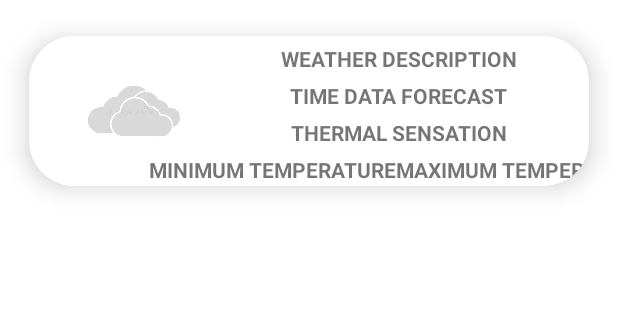
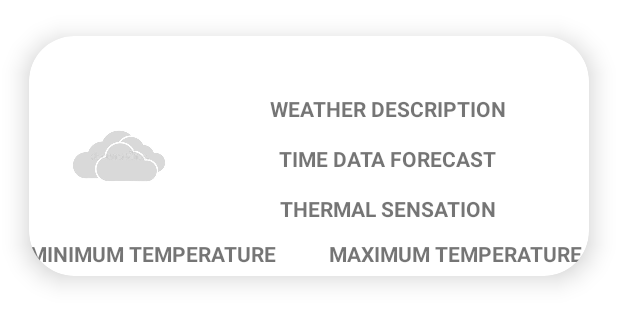
Before and after one commit to FranciscoGaraventa/weather_app, an Android app: the layout weather_card_item.xml on its own in the app's theme, with its tools: preview values and no code run, on a phone screen of 412 x 824 dp. Shown: the top 324 px of the screen. Run offline under Robolectric (Android 15) with nearby library versions, the phone set to English and light mode, and no system bars; network calls fail.

Commit message:
Implemented forecast extended information
When a card is pressed then it shows a FragmentDialog with all the
information of forecast to that day.
Activity shows five cards corresponding to first our (00:00) of every
forecast day.
Fixing comments:
* Removed a listener interface and added a function callback to
  WeatherAdapter.
* Unified text view styles.

```diff
--- a/app/src/main/java/com.example.weatherapp/activity/WeatherActivity.kt
+++ b/app/src/main/java/com.example.weatherapp/activity/WeatherActivity.kt
@@ -10,6 +10,7 @@ import com.example.weatherapp.data.services.WeatherService
 import com.example.weatherapp.mvp.presenter.WeatherPresenter
 import com.example.weatherapp.data.services.builder.WeatherRequestBuilder
 import com.example.weatherapp.databinding.WeatherMainBinding
+import com.example.weatherapp.utils.getForecastDate
 
 class WeatherActivity : AppCompatActivity() {
 
@@ -27,4 +28,8 @@ class WeatherActivity : AppCompatActivity() {
         presenter.getForecast()
     }
 
+    fun onCardPressed(date: String) {
+        presenter.onForecastPressed(date.getForecastDate())
+    }
+
 }
--- a/app/src/main/java/com.example.weatherapp/utils/Constants.kt
+++ b/app/src/main/java/com.example.weatherapp/utils/Constants.kt
@@ -3,4 +3,5 @@ package com.example.weatherapp.utils
 object Constants {
     const val API_PATTERN = "yyyy-MM-dd HH:mm:ss"
     const val APP_PATTERN = "EEE, MM/dd HH:mm"
+    const val WHITE_SPACE = " "
 }
--- a/app/src/main/java/com.example.weatherapp/utils/Extensions.kt
+++ b/app/src/main/java/com.example.weatherapp/utils/Extensions.kt
@@ -7,6 +7,8 @@ import android.widget.ImageView
 import androidx.annotation.LayoutRes
 import com.bumptech.glide.Glide
 import com.bumptech.glide.request.RequestOptions
+import com.bumptech.glide.request.ResourceCallback
+import com.example.weatherapp.utils.Constants.WHITE_SPACE
 
 fun ImageView.loadUrl(url: String, requestOption: RequestOptions) {
     Glide.with(context)
@@ -18,3 +20,7 @@ fun ImageView.loadUrl(url: String, requestOption: RequestOptions) {
 fun ViewGroup.inflate(@LayoutRes layoutRes: Int, attachToRoot: Boolean = true): View =
     LayoutInflater.from(context)
         .inflate(layoutRes, this, attachToRoot)
+
+fun String.getForecastDate(): String{
+    return this.substringAfter(WHITE_SPACE).substringBefore(WHITE_SPACE)
+}
--- a/app/src/main/res/layout/weather_card_item.xml
+++ b/app/src/main/res/layout/weather_card_item.xml
@@ -1,6 +1,7 @@
 <?xml version="1.0" encoding="utf-8"?>
 <androidx.cardview.widget.CardView xmlns:android="http://schemas.android.com/apk/res/android"
     xmlns:app="http://schemas.android.com/apk/res-auto"
+    xmlns:tools="http://schemas.android.com/tools"
     android:id="@+id/card_item"
     android:layout_width="match_parent"
     android:layout_height="wrap_content"
@@ -18,7 +19,7 @@
             android:id="@+id/weather_image_view"
             android:layout_width="@dimen/width_image_view_xbig"
             android:layout_height="@dimen/height_image_view_xbig"
-            android:layout_marginLeft="@dimen/margin_left_image_view_normal"
+            android:layout_marginStart="@dimen/image_view_margin_start_xsmall"
             app:layout_constraintBottom_toBottomOf="parent"
             app:layout_constraintStart_toStartOf="parent"
             app:layout_constraintTop_toTopOf="parent"
@@ -26,53 +27,56 @@
 
         <TextView
             android:id="@+id/weather_description"
+            style="@style/CardTextViewStyleCustomMargin"
             android:layout_width="wrap_content"
             android:layout_height="wrap_content"
-            style="@style/CardTextViewStyle"
             android:text="@string/weather_description"
+            app:layout_constraintBottom_toBottomOf="@id/weather_forecast_date"
             app:layout_constraintEnd_toEndOf="parent"
             app:layout_constraintStart_toEndOf="@id/weather_image_view"
             app:layout_constraintTop_toTopOf="parent" />
 
         <TextView
             android:id="@+id/weather_forecast_date"
+            style="@style/CardTextViewStyleCustomMargin"
             android:layout_width="wrap_content"
             android:layout_height="wrap_content"
-            style="@style/CardTextViewStyle"
             android:text="@string/time_data_forecast"
+            app:layout_constraintBottom_toTopOf="@id/weather_thermal_sensation"
             app:layout_constraintEnd_toEndOf="parent"
             app:layout_constraintStart_toEndOf="@id/weather_image_view"
             app:layout_constraintTop_toBottomOf="@id/weather_description" />
 
         <TextView
             android:id="@+id/weather_thermal_sensation"
+            style="@style/CardTextViewStyleCustomMargin"
             android:layout_width="wrap_content"
             android:layout_height="wrap_content"
-            style="@style/CardTextViewStyle"
             android:text="@string/thermal_sensation"
+            app:layout_constraintBottom_toBottomOf="@id/weather_image_view"
             app:layout_constraintEnd_toEndOf="parent"
-            app:layout_constraintStart_toEndOf="@id/weather_image_view"
-            app:layout_constraintTop_toBottomOf="@id/weather_forecast_date" />
+            app:layout_constraintStart_toEndOf="@id/weather_image_view" />
 
         <TextView
             android:id="@+id/weather_minimum_temperature"
+            style="@style/CardTextViewStyleCustomMargin"
             android:layout_width="wrap_content"
             android:layout_height="wrap_content"
-            style="@style/CardTextViewStyle"
             android:text="@string/minimum_temperature"
             app:layout_constraintEnd_toStartOf="@id/weather_maximum_temperature"
-            app:layout_constraintStart_toEndOf="@id/weather_image_view"
-            app:layout_constraintTop_toBottomOf="@id/weather_thermal_sensation" />
+            app:layout_constraintStart_toStartOf="parent"
+            app:layout_constraintTop_toBottomOf="@id/weather_image_view" />
 
         <TextView
             android:id="@+id/weather_maximum_temperature"
+            style="@style/CardTextViewStyleCustomMargin"
             android:layout_width="wrap_content"
             android:layout_height="wrap_content"
-            style="@style/CardTextViewStyle"
             android:text="@string/maximum_temperature"
             app:layout_constraintEnd_toEndOf="parent"
             app:layout_constraintStart_toEndOf="@id/weather_minimum_temperature"
-            app:layout_constraintTop_toBottomOf="@id/weather_thermal_sensation" />
+            app:layout_constraintTop_toBottomOf="@id/weather_image_view" />
+
 
     </androidx.constraintlayout.widget.ConstraintLayout>
 </androidx.cardview.widget.CardView>
--- a/app/src/main/res/values/dimensions.xml
+++ b/app/src/main/res/values/dimensions.xml
@@ -4,6 +4,10 @@
     <dimen name="height_image_view_xbig">100dp</dimen>
     <dimen name="margin_left_image_view_normal">20dp</dimen>
     <dimen name="padding_top_text_view_xsmall">5dp</dimen>
+    <dimen name="padding_bottom_text_view_xsmall">5dp</dimen>
     <dimen name="border_radius_card_big">30dp</dimen>
     <dimen name="card_elevation_xsmall">10dp</dimen>
+    <dimen name="image_view_margin_start_xsmall">10dp</dimen>
+    <dimen name="margin_right_text_view_xsmall">20dp</dimen>
+    <dimen name="margin_left_text_view_xsmall">15dp</dimen>
 </resources>
--- a/app/src/main/res/values/styles.xml
+++ b/app/src/main/res/values/styles.xml
@@ -6,4 +6,10 @@
         <item name="android:paddingTop">@dimen/padding_top_text_view_xsmall</item>
     </style>
 
+    <style name="CardTextViewStyleCustomMargin" parent="CardTextViewStyle">
+        <item name="android:paddingBottom">@dimen/padding_bottom_text_view_xsmall</item>
+        <item name="android:layout_marginRight">@dimen/margin_right_text_view_xsmall</item>
+        <item name="android:layout_marginLeft">@dimen/margin_left_text_view_xsmall</item>
+    </style>
+
 </resources>
```
Also changed, not shown: app/src/main/java/com.example.weatherapp/WeatherAdapter.kt (+15 -9 lines), app/src/main/java/com.example.weatherapp/data/dialog/ForecastDayFragment.kt (added, +50 -0 lines), app/src/main/java/com.example.weatherapp/mvp/contract/WeatherContract.kt (+7 -3 lines), app/src/main/java/com.example.weatherapp/mvp/contract/WeatherDayContract.kt (added, +14 -0 lines), app/src/main/java/com.example.weatherapp/mvp/model/WeatherModel.kt (+10 -0 lines), app/src/main/java/com.example.weatherapp/mvp/presenter/WeatherDayPresenter.kt (added, +12 -0 lines), app/src/main/java/com.example.weatherapp/mvp/presenter/WeatherPresenter.kt (+9 -1 lines), app/src/main/java/com.example.weatherapp/mvp/view/ForecastDayView.kt (added, +18 -0 lines), app/src/main/java/com.example.weatherapp/mvp/view/WeatherView.kt (+13 -3 lines), app/src/main/java/com.example.weatherapp/mvp/view/base/FragmentView.kt (added, +13 -0 lines), app/src/main/res/layout/weather_dialog.xml (added, +17 -0 lines).
